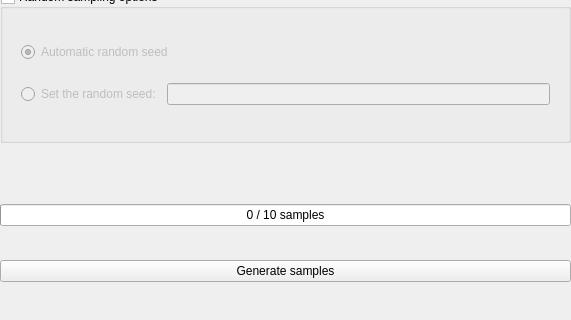
First picture: the form in ui/generate_samples_widget.ui, repository SMByC/AcATaMa, before the edit; both pictures show x 0 to 571 and y 170 to 490 of the 571 by 490 pixel window.
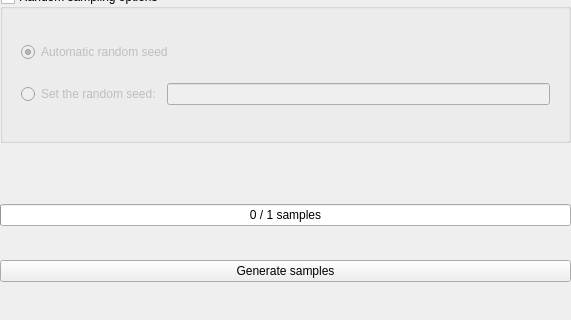
Second picture: the form after the edit.

Commit message: Fix and reset the progress bar

What changed in the file:
```diff
--- a/ui/generate_samples_widget.ui
+++ b/ui/generate_samples_widget.ui
@@ -202,7 +202,7 @@
          <bool>true</bool>
         </property>
         <property name="maximum">
-         <number>10</number>
+         <number>1</number>
         </property>
         <property name="value">
          <number>0</number>
```
The commit also changes 1 other file.
